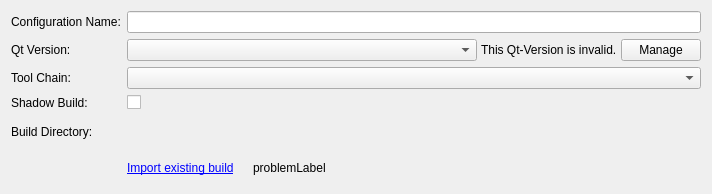
Before: the Qt Designer form src/plugins/qt4projectmanager/qt4projectconfigwidget.ui in qt-creator/qt-creator, drawn with Qt 5.
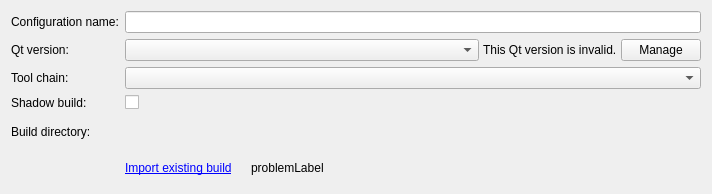
After: the same form once the commit is applied. Icons and pictures are not drawn. Custom widgets are drawn as their Qt base class.

Diff of the .ui file:
```diff
--- a/src/plugins/qt4projectmanager/qt4projectconfigwidget.ui
+++ b/src/plugins/qt4projectmanager/qt4projectconfigwidget.ui
@@ -14,7 +14,7 @@
    <item row="0" column="0">
     <widget class="QLabel" name="nameLabel">
      <property name="text">
-      <string>Configuration Name:</string>
+      <string>Configuration name:</string>
      </property>
     </widget>
    </item>
@@ -37,7 +37,7 @@
       </sizepolicy>
      </property>
      <property name="text">
-      <string>Qt Version:</string>
+      <string>Qt version:</string>
      </property>
     </widget>
    </item>
@@ -65,7 +65,7 @@
         </sizepolicy>
        </property>
        <property name="text">
-        <string>This Qt-Version is invalid.</string>
+        <string>This Qt version is invalid.</string>
        </property>
       </widget>
      </item>
@@ -81,7 +81,7 @@
    <item row="2" column="0">
     <widget class="QLabel" name="label_2">
      <property name="text">
-      <string>Tool Chain:</string>
+      <string>Tool chain:</string>
      </property>
     </widget>
    </item>
@@ -91,7 +91,7 @@
    <item row="3" column="0">
     <widget class="QLabel" name="label">
      <property name="text">
-      <string>Shadow Build:</string>
+      <string>Shadow build:</string>
      </property>
     </widget>
    </item>
@@ -111,7 +111,7 @@
       </sizepolicy>
      </property>
      <property name="text">
-      <string>Build Directory:</string>
+      <string>Build directory:</string>
      </property>
     </widget>
    </item>
```
